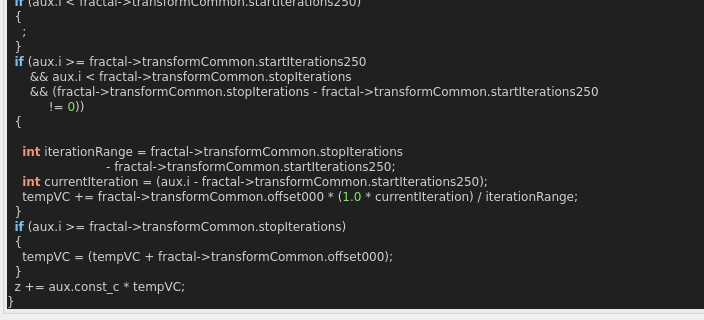
The window that mandelbulber2/formula/ui/fractal_transf_add_cpixel_vary_v1.ui (buddhi1980/mandelbulber2) describes before a commit, drawn with Qt 5; both pictures show x 0 to 704 and y 311 to 631 of the 880 by 799 pixel window.
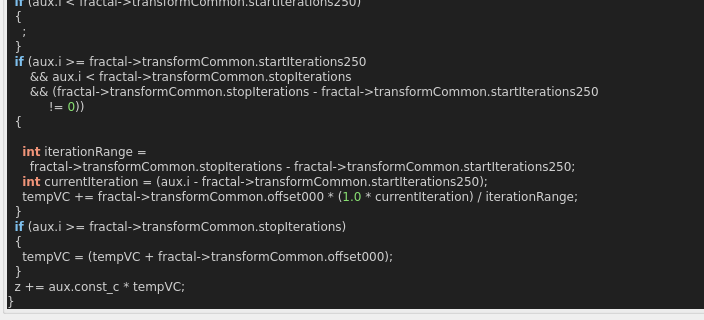
The same window after the commit. Custom widgets are drawn as their Qt base class.

The edit to the form file:
```diff
--- a/mandelbulber2/formula/ui/fractal_transf_add_cpixel_vary_v1.ui
+++ b/mandelbulber2/formula/ui/fractal_transf_add_cpixel_vary_v1.ui
@@ -503,8 +503,8 @@
            &lt;span style=&quot;color:#d0d0d0&quot;&gt;!=&lt;/span&gt; &lt;span style=&quot;color:#87df71&quot;&gt;0&lt;/span&gt;&lt;span style=&quot;color:#d0d0d0&quot;&gt;))&lt;/span&gt;
   &lt;span style=&quot;color:#d0d0d0&quot;&gt;{&lt;/span&gt;
 
-    &lt;span style=&quot;color:#f09479; font-weight:bold&quot;&gt;int&lt;/span&gt; iterationRange &lt;span style=&quot;color:#d0d0d0&quot;&gt;=&lt;/span&gt; fractal&lt;span style=&quot;color:#d0d0d0&quot;&gt;-&amp;gt;&lt;/span&gt;transformCommon&lt;span style=&quot;color:#d0d0d0&quot;&gt;.&lt;/span&gt;stopIterations
-                          &lt;span style=&quot;color:#d0d0d0&quot;&gt;-&lt;/span&gt; fractal&lt;span style=&quot;color:#d0d0d0&quot;&gt;-&amp;gt;&lt;/span&gt;transformCommon&lt;span style=&quot;color:#d0d0d0&quot;&gt;.&lt;/span&gt;startIterations250&lt;span style=&quot;color:#d0d0d0&quot;&gt;;&lt;/span&gt;
+    &lt;span style=&quot;color:#f09479; font-weight:bold&quot;&gt;int&lt;/span&gt; iterationRange &lt;span style=&quot;color:#d0d0d0&quot;&gt;=&lt;/span&gt;
+      fractal&lt;span style=&quot;color:#d0d0d0&quot;&gt;-&amp;gt;&lt;/span&gt;transformCommon&lt;span style=&quot;color:#d0d0d0&quot;&gt;.&lt;/span&gt;stopIterations &lt;span style=&quot;color:#d0d0d0&quot;&gt;-&lt;/span&gt; fractal&lt;span style=&quot;color:#d0d0d0&quot;&gt;-&amp;gt;&lt;/span&gt;transformCommon&lt;span style=&quot;color:#d0d0d0&quot;&gt;.&lt;/span&gt;startIterations250&lt;span style=&quot;color:#d0d0d0&quot;&gt;;&lt;/span&gt;
     &lt;span style=&quot;color:#f09479; font-weight:bold&quot;&gt;int&lt;/span&gt; currentIteration &lt;span style=&quot;color:#d0d0d0&quot;&gt;= (&lt;/span&gt;aux&lt;span style=&quot;color:#d0d0d0&quot;&gt;.&lt;/span&gt;i &lt;span style=&quot;color:#d0d0d0&quot;&gt;-&lt;/span&gt; fractal&lt;span style=&quot;color:#d0d0d0&quot;&gt;-&amp;gt;&lt;/span&gt;transformCommon&lt;span style=&quot;color:#d0d0d0&quot;&gt;.&lt;/span&gt;startIterations250&lt;span style=&quot;color:#d0d0d0&quot;&gt;);&lt;/span&gt;
     tempVC &lt;span style=&quot;color:#d0d0d0&quot;&gt;+=&lt;/span&gt; fractal&lt;span style=&quot;color:#d0d0d0&quot;&gt;-&amp;gt;&lt;/span&gt;transformCommon&lt;span style=&quot;color:#d0d0d0&quot;&gt;.&lt;/span&gt;offset000 &lt;span style=&quot;color:#d0d0d0&quot;&gt;* (&lt;/span&gt;&lt;span style=&quot;color:#87df71&quot;&gt;1.0&lt;/span&gt; &lt;span style=&quot;color:#d0d0d0&quot;&gt;*&lt;/span&gt; currentIteration&lt;span style=&quot;color:#d0d0d0&quot;&gt;) /&lt;/span&gt; iterationRange&lt;span style=&quot;color:#d0d0d0&quot;&gt;;&lt;/span&gt;
   &lt;span style=&quot;color:#d0d0d0&quot;&gt;}&lt;/span&gt;
```
